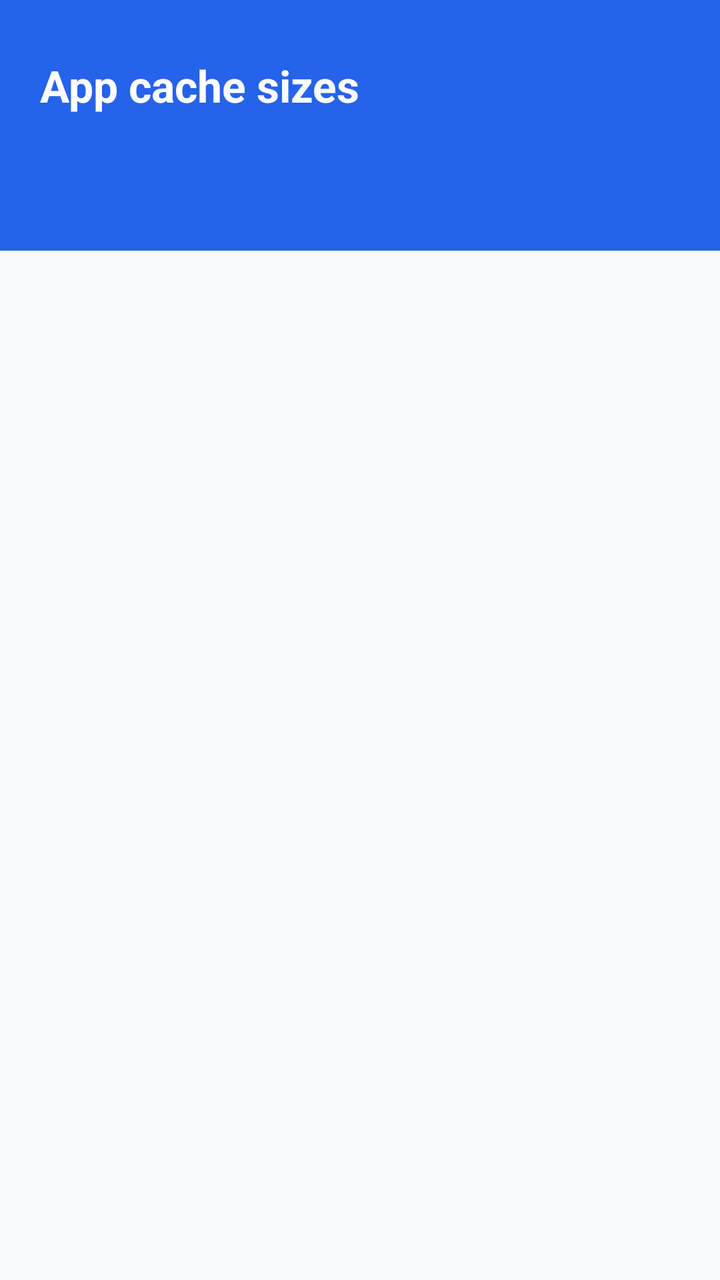
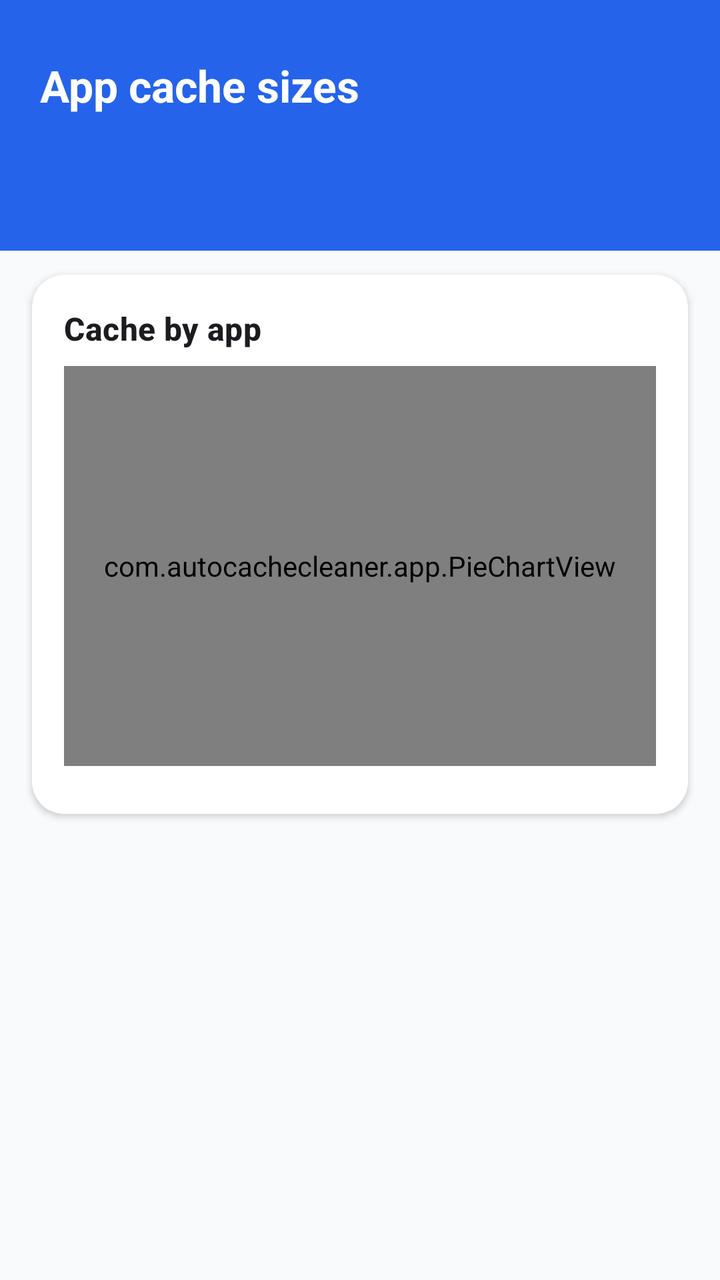

The first picture is an Android layout as it rendered before a commit; the second is the same layout after the commit. The layout source and the unified diff follow.
<!-- AndroidManifest.xml: application theme Theme.AutoCacheCleaner -->
<!-- res/layout/activity_app_caches.xml -->
<?xml version="1.0" encoding="utf-8"?>
<LinearLayout xmlns:android="http://schemas.android.com/apk/res/android"
    xmlns:app="http://schemas.android.com/apk/res-auto"
    android:layout_width="match_parent"
    android:layout_height="match_parent"
    android:orientation="vertical"
    android:background="?attr/colorSurface">

    <LinearLayout
        android:layout_width="match_parent"
        android:layout_height="wrap_content"
        android:background="@color/header_start"
        android:orientation="vertical"
        android:paddingHorizontal="20dp"
        android:paddingTop="28dp"
        android:paddingBottom="20dp">

        <TextView
            android:layout_width="wrap_content"
            android:layout_height="wrap_content"
            android:text="@string/app_caches_title"
            android:textColor="@color/on_primary"
            android:textSize="22sp"
            android:textStyle="bold" />

        <TextView
            android:id="@+id/totalText"
            android:layout_width="wrap_content"
            android:layout_height="wrap_content"
            android:layout_marginTop="6dp"
            android:textColor="#E0E7FF"
            android:textSize="15sp" />

        <TextView
            android:id="@+id/statusText"
            android:layout_width="wrap_content"
            android:layout_height="wrap_content"
            android:layout_marginTop="4dp"
            android:textColor="#C7D2FE"
            android:textSize="13sp" />
    </LinearLayout>

    <LinearLayout
        android:layout_width="match_parent"
        android:layout_height="wrap_content"
        android:orientation="vertical"
        android:paddingHorizontal="16dp"
        android:paddingTop="12dp">

        <com.google.android.material.button.MaterialButton
            android:id="@+id/grantButton"
            android:layout_width="match_parent"
            android:layout_height="52dp"
            android:text="@string/grant_usage_access"
            android:visibility="gone"
            app:cornerRadius="12dp" />

        <LinearLayout
            android:id="@+id/selectionBar"
            android:layout_width="match_parent"
            android:layout_height="wrap_content"
            android:gravity="center_vertical"
            android:orientation="horizontal"
            android:visibility="gone"
            android:paddingVertical="4dp">

            <CheckBox
                android:id="@+id/selectAllCheck"
                android:layout_width="0dp"
                android:layout_height="wrap_content"
                android:layout_weight="1"
                android:text="@string/select_all" />

            <com.google.android.material.button.MaterialButton
                android:id="@+id/clearSelectedButton"
                android:layout_width="wrap_content"
                android:layout_height="48dp"
                android:enabled="false"
                android:text="@string/clear_selected_format"
                app:cornerRadius="12dp" />
        </LinearLayout>

        <com.google.android.material.button.MaterialButton
            android:id="@+id/stopButton"
            style="@style/Widget.Material3.Button.OutlinedButton"
            android:layout_width="match_parent"
            android:layout_height="48dp"
            android:layout_marginTop="4dp"
            android:text="@string/stop"
            android:visibility="gone"
            app:cornerRadius="12dp" />
    </LinearLayout>

    <androidx.recyclerview.widget.RecyclerView
        android:id="@+id/appList"
        android:layout_width="match_parent"
        android:layout_height="0dp"
        android:layout_weight="1"
        android:clipToPadding="false"
        android:paddingHorizontal="12dp"
        android:paddingTop="8dp"
        android:paddingBottom="16dp" />

</LinearLayout>
<!-- resources referenced by this layout -->
<resources>
  <color name="header_start">#2563EB</color>
  <color name="on_primary">#FFFFFF</color>
  <string name="app_caches_title">App cache sizes</string>
  <string name="clear_selected_format">Clear selected (%1$d)</string>
  <string name="grant_usage_access">Open Usage access settings</string>
  <string name="select_all">Select all</string>
  <string name="stop">Stop</string>
  <style name="Theme.AutoCacheCleaner" parent="Theme.Material3.DayNight.NoActionBar">
          <item name="colorPrimary">@color/primary</item>
          <item name="colorOnPrimary">@color/on_primary</item>
          <item name="colorPrimaryContainer">@color/primary_container</item>
          <item name="colorOnPrimaryContainer">@color/on_primary_container</item>
          <item name="colorSecondary">@color/secondary</item>
          <item name="colorOnSecondary">@color/on_secondary</item>
          <item name="colorSecondaryContainer">@color/secondary_container</item>
          <item name="colorOnSecondaryContainer">@color/on_secondary_container</item>
          <item name="colorSurface">@color/surface</item>
          <item name="colorOnSurface">@color/on_surface</item>
          <item name="colorSurfaceVariant">@color/surface_variant</item>
          <item name="colorOnSurfaceVariant">@color/on_surface_variant</item>
          <item name="colorOutline">@color/outline</item>
          <item name="colorError">@color/error</item>
          <item name="android:statusBarColor">@color/header_end</item>
          <item name="android:navigationBarColor">@color/surface</item>
          <item name="android:windowBackground">@color/surface</item>
          <item name="materialCardViewStyle">@style/Widget.AutoCacheCleaner.Card</item>
      </style>
  <color name="primary">#2563EB</color>
  <color name="primary_container">#DBEAFE</color>
  <color name="on_primary_container">#1E3A8A</color>
  <color name="secondary">#64748B</color>
  <color name="on_secondary">#FFFFFF</color>
  <color name="secondary_container">#E2E8F0</color>
  <color name="on_secondary_container">#1E293B</color>
  <color name="surface">#F8FAFC</color>
  <color name="on_surface">#0F172A</color>
  <color name="surface_variant">#F1F5F9</color>
  <color name="on_surface_variant">#475569</color>
  <color name="outline">#CBD5E1</color>
  <color name="error">#DC2626</color>
  <color name="header_end">#1D4ED8</color>
  <style name="Widget.AutoCacheCleaner.Card" parent="Widget.Material3.CardView.Elevated">
          <item name="cardBackgroundColor">@color/card_bg</item>
          <item name="cardElevation">2dp</item>
          <item name="cardCornerRadius">16dp</item>
          <item name="contentPadding">0dp</item>
      </style>
  <color name="card_bg">#FFFFFF</color>
</resources>

<!-- the commit's change to res/layout/activity_app_caches.xml (unified diff, before → after) -->
@@ -40,65 +40,117 @@
             android:textSize="13sp" />
     </LinearLayout>
 
-    <LinearLayout
-        android:layout_width="match_parent"
-        android:layout_height="wrap_content"
-        android:orientation="vertical"
-        android:paddingHorizontal="16dp"
-        android:paddingTop="12dp">
-
-        <com.google.android.material.button.MaterialButton
-            android:id="@+id/grantButton"
-            android:layout_width="match_parent"
-            android:layout_height="52dp"
-            android:text="@string/grant_usage_access"
-            android:visibility="gone"
-            app:cornerRadius="12dp" />
-
-        <LinearLayout
-            android:id="@+id/selectionBar"
-            android:layout_width="match_parent"
-            android:layout_height="wrap_content"
-            android:gravity="center_vertical"
-            android:orientation="horizontal"
-            android:visibility="gone"
-            android:paddingVertical="4dp">
-
-            <CheckBox
-                android:id="@+id/selectAllCheck"
-                android:layout_width="0dp"
-                android:layout_height="wrap_content"
-                android:layout_weight="1"
-                android:text="@string/select_all" />
-
-            <com.google.android.material.button.MaterialButton
-                android:id="@+id/clearSelectedButton"
-                android:layout_width="wrap_content"
-                android:layout_height="48dp"
-                android:enabled="false"
-                android:text="@string/clear_selected_format"
-                app:cornerRadius="12dp" />
-        </LinearLayout>
-
-        <com.google.android.material.button.MaterialButton
-            android:id="@+id/stopButton"
-            style="@style/Widget.Material3.Button.OutlinedButton"
-            android:layout_width="match_parent"
-            android:layout_height="48dp"
-            android:layout_marginTop="4dp"
-            android:text="@string/stop"
-            android:visibility="gone"
-            app:cornerRadius="12dp" />
-    </LinearLayout>
-
-    <androidx.recyclerview.widget.RecyclerView
-        android:id="@+id/appList"
+    <androidx.core.widget.NestedScrollView
         android:layout_width="match_parent"
         android:layout_height="0dp"
         android:layout_weight="1"
-        android:clipToPadding="false"
-        android:paddingHorizontal="12dp"
-        android:paddingTop="8dp"
-        android:paddingBottom="16dp" />
+        android:fillViewport="true">
+
+        <LinearLayout
+            android:layout_width="match_parent"
+            android:layout_height="wrap_content"
+            android:orientation="vertical"
+            android:paddingBottom="16dp">
+
+            <com.google.android.material.card.MaterialCardView
+                android:id="@+id/chartCard"
+                android:layout_width="match_parent"
+                android:layout_height="wrap_content"
+                android:layout_marginHorizontal="16dp"
+                android:layout_marginTop="12dp"
+                app:cardBackgroundColor="@color/card_bg"
+                app:cardCornerRadius="16dp"
+                app:cardElevation="2dp">
+
+                <LinearLayout
+                    android:layout_width="match_parent"
+                    android:layout_height="wrap_content"
+                    android:orientation="vertical"
+                    android:padding="16dp">
+
+                    <TextView
+                        android:layout_width="wrap_content"
+                        android:layout_height="wrap_content"
+                        android:text="@string/cache_by_app"
+                        android:textAppearance="?attr/textAppearanceTitleMedium"
+                        android:textStyle="bold" />
+
+                    <com.autocachecleaner.app.PieChartView
+                        android:id="@+id/pieChart"
+                        android:layout_width="match_parent"
+                        android:layout_height="200dp"
+                        android:layout_marginTop="8dp" />
+
+                    <LinearLayout
+                        android:id="@+id/legendContainer"
+                        android:layout_width="match_parent"
+                        android:layout_height="wrap_content"
+                        android:layout_marginTop="8dp"
+                        android:orientation="vertical" />
+                </LinearLayout>
+            </com.google.android.material.card.MaterialCardView>
+
+            <LinearLayout
+                android:layout_width="match_parent"
+                android:layout_height="wrap_content"
+                android:orientation="vertical"
+                android:paddingHorizontal="16dp"
+                android:paddingTop="12dp">
+
+                <com.google.android.material.button.MaterialButton
+                    android:id="@+id/grantButton"
+                    android:layout_width="match_parent"
+                    android:layout_height="52dp"
+                    android:text="@string/grant_usage_access"
+                    android:visibility="gone"
+                    app:cornerRadius="12dp" />
+
+                <LinearLayout
+                    android:id="@+id/selectionBar"
+                    android:layout_width="match_parent"
+                    android:layout_height="wrap_content"
+                    android:gravity="center_vertical"
+                    android:orientation="horizontal"
+                    android:visibility="gone"
+                    android:paddingVertical="4dp">
+
+                    <CheckBox
+                        android:id="@+id/selectAllCheck"
+                        android:layout_width="0dp"
+                        android:layout_height="wrap_content"
+                        android:layout_weight="1"
+                        android:text="@string/select_all" />
+
+                    <com.google.android.material.button.MaterialButton
+                        android:id="@+id/clearSelectedButton"
+                        android:layout_width="wrap_content"
+                        android:layout_height="48dp"
+                        android:enabled="false"
+                        android:text="@string/clear_selected_format"
+                        app:cornerRadius="12dp" />
+                </LinearLayout>
+
+                <com.google.android.material.button.MaterialButton
+                    android:id="@+id/stopButton"
+                    style="@style/Widget.Material3.Button.OutlinedButton"
+                    android:layout_width="match_parent"
+                    android:layout_height="48dp"
+                    android:layout_marginTop="4dp"
+                    android:text="@string/stop"
+                    android:visibility="gone"
+                    app:cornerRadius="12dp" />
+            </LinearLayout>
+
+            <androidx.recyclerview.widget.RecyclerView
+                android:id="@+id/appList"
+                android:layout_width="match_parent"
+                android:layout_height="wrap_content"
+                android:nestedScrollingEnabled="false"
+                android:clipToPadding="false"
+                android:paddingHorizontal="12dp"
+                android:paddingTop="8dp"
+                android:paddingBottom="8dp" />
+        </LinearLayout>
+    </androidx.core.widget.NestedScrollView>
 
 </LinearLayout>
<!-- resource entries referenced after the edit -->
@@ -3,6 +3,7 @@
   <color name="header_start">#2563EB</color>
   <color name="on_primary">#FFFFFF</color>
   <string name="app_caches_title">App cache sizes</string>
+  <string name="cache_by_app">Cache by app</string>
   <string name="clear_selected_format">Clear selected (%1$d)</string>
   <string name="grant_usage_access">Open Usage access settings</string>
   <string name="select_all">Select all</string>
